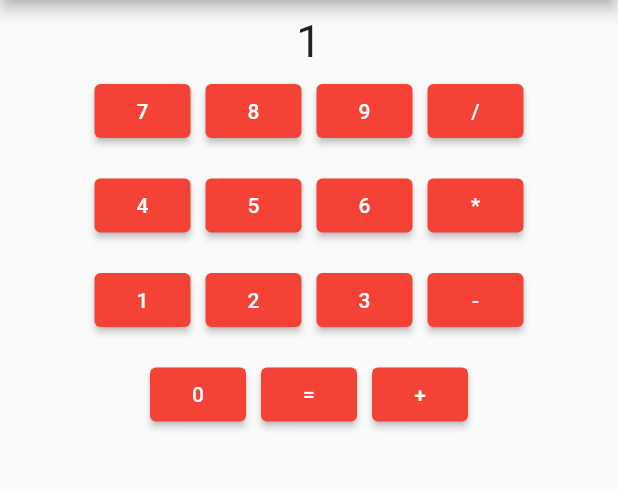
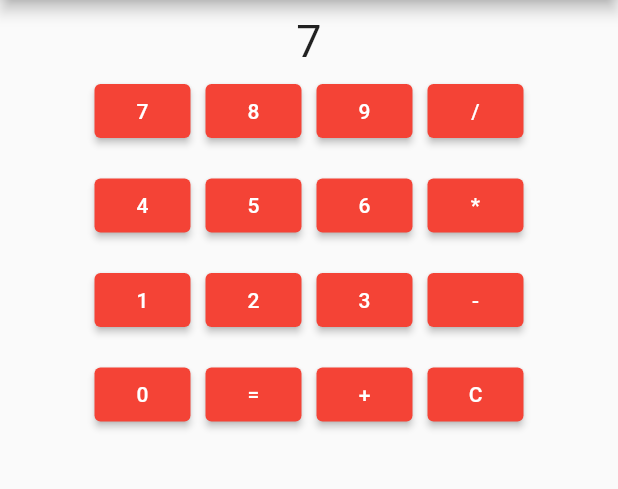
Before and after one commit to kennethpham/Simple_Calculator_-Flutter, a Flutter app: the screen it shows after launch, after a tap on an icon or button, on a phone screen of 412 x 824 dp, the part 84-573 px from its top. Run offline on Flutter 3.47's test engine with Material 2 defaults, Android fonts, the phone set to English and light mode, and no system bars.

Commit message:
Added operator/equal button functionality

```diff
--- a/lib/calculator_button.dart
+++ b/lib/calculator_button.dart
@@ -3,7 +3,8 @@ import 'package:flutter/material.dart';
 class CalculatorButton extends StatelessWidget {
   final String text;
   final void Function() buttonHandler;
-  CalculatorButton(this.text, this.buttonHandler);
+  const CalculatorButton(this.text, this.buttonHandler);
+
   @override
   Widget build(BuildContext context) {
     return Container(
--- a/lib/main.dart
+++ b/lib/main.dart
@@ -24,16 +24,6 @@ class SimpleCalculator extends StatelessWidget {
 
 class SimpleCalculatorState extends StatefulWidget {
   const SimpleCalculatorState({Key? key, required this.title}) : super(key: key);
-
-  // This widget is the home page of your application. It is stateful, meaning
-  // that it has a State object (defined below) that contains fields that affect
-  // how it looks.
-
-  // This class is the configuration for the state. It holds the values (in this
-  // case the title) provided by the parent (in this case the App widget) and
-  // used by the build method of the State. Fields in a Widget subclass are
-  // always marked "final".
-
   final String title;
 
   @override
@@ -42,21 +32,50 @@ class SimpleCalculatorState extends StatefulWidget {
 
 class _SimpleCalculatorStateState extends State<SimpleCalculatorState> {
   int _currTotal = 0;
+  int _temp = 0;
+  String? _currOperator;
 
-  void buttonClick() {
+  void numberClick(int num) {
     setState(() {
-      _currTotal = _currTotal + 1;
+      if (_temp != 0) {
+        _currTotal = 0;
+      }
+      _currTotal *= 10;
+      _currTotal += num;
     });
+  }
+  void clearTotal() {
+    setState(() {
+      _currTotal = 0;
+      _temp = 0;
+    });
+  }
+  void operatorClick(String op) {
+    setState(() {
+      _temp = _currTotal;
+      _currOperator = op;
+    });
+  }
+  void equalsClick() {
+    if (_currOperator != null) {
+      setState(() {
+        if (_currOperator == '+') {
+          _currTotal += _temp;
+        } else if (_currOperator == '-') {
+          _currTotal = _temp - _currTotal;
+        } else if (_currOperator == '*') {
+          _currTotal *= _temp;
+        } else if (_currOperator == '/') {
+          _currTotal = _temp ~/ _currTotal;
+        }
+        _temp = 0;
+        _currOperator = null;
+      });
+    }
   }
 
   @override
   Widget build(BuildContext context) {
-    // This method is rerun every time setState is called, for instance as done
-    // by the _incrementCounter method above.
-    //
-    // The Flutter framework has been optimized to make rerunning build methods
-    // fast, so that you can just rebuild anything that needs updating rather
-    // than having to individually change instances of widgets.
     return Scaffold(
       appBar: AppBar(
         // Here we take the value from the MyHomePage object that was created by
@@ -92,10 +111,11 @@ class _SimpleCalculatorStateState extends State<SimpleCalculatorState> {
               child: Row(
                 mainAxisAlignment: MainAxisAlignment.center,
                 children: [
-                  CalculatorButton('7', buttonClick),
-                  CalculatorButton('8', buttonClick),
-                  CalculatorButton('9', buttonClick),
-                  CalculatorButton('/', buttonClick),
+                  CalculatorButton('7', () => numberClick(7)),
+                  CalculatorButton('8', () => numberClick(8)),
+                  CalculatorButton('9', () => numberClick(9)),
+                  CalculatorButton('/', () => operatorClick('/')),
+
                 ],
               ),
             ),
@@ -104,10 +124,10 @@ class _SimpleCalculatorStateState extends State<SimpleCalculatorState> {
               child: Row(
                 mainAxisAlignment: MainAxisAlignment.center,
                 children: [
-                  CalculatorButton('4', buttonClick),
-                  CalculatorButton('5', buttonClick),
-                  CalculatorButton('6', buttonClick),
-                  CalculatorButton('*', buttonClick),
+                  CalculatorButton('4', () => numberClick(4)),
+                  CalculatorButton('5', () => numberClick(5)),
+                  CalculatorButton('6', () => numberClick(6)),
+                  CalculatorButton('*', () => operatorClick('*')),
                 ],
               ),
             ),
@@ -116,10 +136,10 @@ class _SimpleCalculatorStateState extends State<SimpleCalculatorState> {
               child: Row(
                 mainAxisAlignment: MainAxisAlignment.center,
                 children: [
-                  CalculatorButton('1', buttonClick),
-                  CalculatorButton('2', buttonClick),
-                  CalculatorButton('3', buttonClick),
-                  CalculatorButton('-', buttonClick),
+                  CalculatorButton('1', () => numberClick(1)),
+                  CalculatorButton('2', () => numberClick(2)),
+                  CalculatorButton('3', () => numberClick(3)),
+                  CalculatorButton('-', () => operatorClick('-')),
                 ],
               ),
             ),
@@ -129,9 +149,10 @@ class _SimpleCalculatorStateState extends State<SimpleCalculatorState> {
               child: Row(
                 mainAxisAlignment: MainAxisAlignment.center,
                 children: [
-                  CalculatorButton('0', buttonClick),
-                  CalculatorButton('=', buttonClick),
-                  CalculatorButton('+', buttonClick),
+                  CalculatorButton('0', () => numberClick(0)),
+                  CalculatorButton('=', equalsClick),
+                  CalculatorButton('+', () => operatorClick('+')),
+                  CalculatorButton('C', clearTotal),
                 ],
               ),
             ),
```
